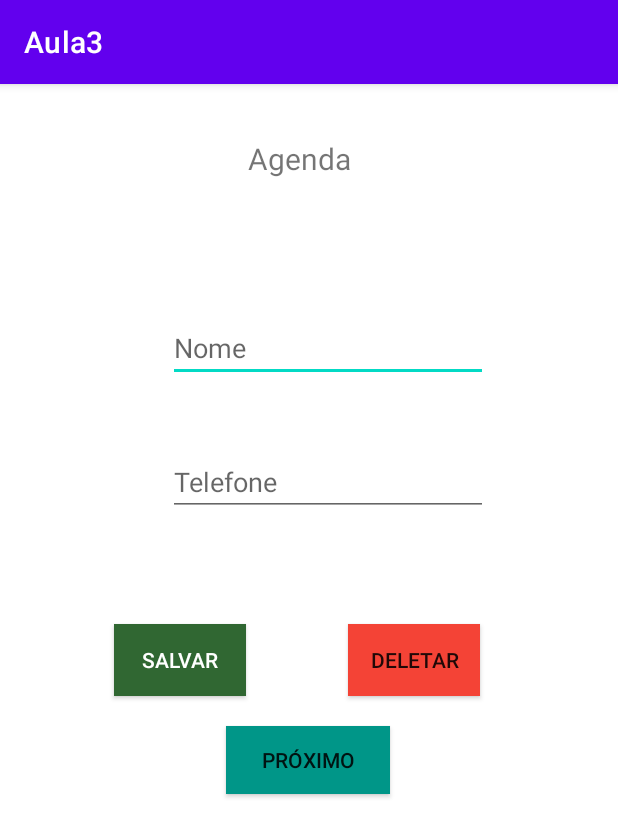
After one commit to MYPayTefeAulas/exercicios-varlei0609, an Android app: the AgendaActivity screen opened directly, with no data from a screen before it, on a phone screen of 412 x 824 dp. The commit adds this screen. Shown: the top 837 px of the screen. Run offline under Robolectric (Android 15) with nearby library versions, the phone set to English and light mode, and no system bars.

Commit message:
Com agenda

```diff
--- a/Aula3/app/src/main/AndroidManifest.xml
+++ b/Aula3/app/src/main/AndroidManifest.xml
@@ -9,6 +9,12 @@
         android:roundIcon="@mipmap/ic_launcher_round"
         android:supportsRtl="true"
         android:theme="@style/Theme.Aula3">
+        <activity
+            android:name=".TestesActivity"
+            android:exported="true" />
+        <activity
+            android:name=".AgendaActivity"
+            android:exported="true" />
         <activity
             android:name=".DadosActivity"
             android:exported="true" />
--- a/Aula3/app/src/main/java/com/example/aula3/Dados.kt
+++ b/Aula3/app/src/main/java/com/example/aula3/Dados.kt
@@ -1,8 +1,8 @@
 package com.example.aula3
 
 class Dados(var numeroLados: Int) {
-    fun lancar(numeroLados: Int): String{
-        this.numeroLados = numeroLados
+
+    fun lancar(): String{
         val ladoSorteado =  (1..numeroLados).shuffled().first().toString()
         return ladoSorteado
         }
--- a/Aula3/app/src/main/java/com/example/aula3/DadosActivity.kt
+++ b/Aula3/app/src/main/java/com/example/aula3/DadosActivity.kt
@@ -68,9 +68,9 @@ class DadosActivity : AppCompatActivity() {//Início
         // ******************** Configurações do botão Sortear ************************
 
         biding.btSortear.setOnClickListener {
-            biding.txtSaidaDado1.text = dado1.lancar(dado1.numeroLados)// mostrando o primeiro valor do intervalo que vai de  1 até o número de lados do dado 1
-            biding.txtSaidaDado2.text = dado2.lancar(dado2.numeroLados)// mostrando o primeiro valor do intervalo que vai de  1 até o número de lados do dado 2
-            biding.txtSaidaDado3.text = dado3.lancar(dado3.numeroLados)// mostrando o primeiro valor do intervalo que vai de  1 até o número de lados do dado 3
+            biding.txtSaidaDado1.text = dado1.lancar()// mostrando o primeiro valor do intervalo que vai de  1 até o número de lados do dado 1
+            biding.txtSaidaDado2.text = dado2.lancar()// mostrando o primeiro valor do intervalo que vai de  1 até o número de lados do dado 2
+            biding.txtSaidaDado3.text = dado3.lancar()// mostrando o primeiro valor do intervalo que vai de  1 até o número de lados do dado 3
         }
 
         // ****************************************************************************
--- a/Aula3/app/src/main/java/com/example/aula3/Greeter3Activity.kt
+++ b/Aula3/app/src/main/java/com/example/aula3/Greeter3Activity.kt
@@ -33,7 +33,7 @@ class Greeter3Activity : AppCompatActivity() {
         }
         biding.imprimirProximoGreeter3.setOnClickListener {
             if(listaPessoa.size == 0){
-                biding.txtSaidaGreeter3.text = "Nehum dado foi salvo"
+                biding.txtSaidaGreeter3.text = "Nenhum dado foi salvo"
             }else
             {
                 val pessoaAtual = listaPessoa[indiceAtual]
--- a/Aula3/app/src/main/java/com/example/aula3/Pessoa.kt
+++ b/Aula3/app/src/main/java/com/example/aula3/Pessoa.kt
@@ -1,6 +1,18 @@
 package com.example.aula3
 
-class Pessoa(var nome: String, var idade: Int) {
+class Pessoa {
 
+    var nome = ""
+    var idade = 0
+    var contato: String = ""
+    constructor(nome: String,idade: Int)
+    {
+        this.nome = nome
+        this.idade = idade
+    }
+    constructor(nome: String, contato: String){
+        this.nome = nome
+        this.contato = contato
+    }
 
 }
--- /dev/null
+++ b/Aula3/app/src/main/res/layout/activity_agenda.xml
@@ -0,0 +1,90 @@
+<?xml version="1.0" encoding="utf-8"?>
+<androidx.constraintlayout.widget.ConstraintLayout xmlns:android="http://schemas.android.com/apk/res/android"
+    xmlns:app="http://schemas.android.com/apk/res-auto"
+    xmlns:tools="http://schemas.android.com/tools"
+    android:layout_width="match_parent"
+    android:layout_height="match_parent"
+    android:backgroundTint="#60FF00"
+    tools:context=".AgendaActivity">
+
+    <TextView
+        android:id="@+id/textView12"
+        android:layout_width="wrap_content"
+        android:layout_height="wrap_content"
+        android:layout_marginTop="36dp"
+        android:text="Agenda"
+        android:textSize="20sp"
+        app:layout_constraintEnd_toEndOf="parent"
+        app:layout_constraintHorizontal_bias="0.482"
+        app:layout_constraintStart_toStartOf="parent"
+        app:layout_constraintTop_toTopOf="parent" />
+
+    <EditText
+        android:id="@+id/txtEntradaNomeAgenda"
+        android:layout_width="wrap_content"
+        android:layout_height="wrap_content"
+        android:layout_marginStart="112dp"
+        android:layout_marginTop="24dp"
+        android:ems="10"
+        android:hint="Nome"
+        android:inputType="textPersonName"
+        app:layout_constraintStart_toStartOf="parent"
+        app:layout_constraintTop_toBottomOf="@+id/txtSaidaAgenda" />
+
+    <TextView
+        android:id="@+id/txtSaidaAgenda"
+        android:layout_width="200dp"
+        android:layout_height="22dp"
+        android:layout_marginTop="44dp"
+        app:layout_constraintEnd_toEndOf="parent"
+        app:layout_constraintHorizontal_bias="0.782"
+        app:layout_constraintStart_toStartOf="parent"
+        app:layout_constraintTop_toBottomOf="@+id/textView12" />
+
+    <EditText
+        android:id="@+id/txtEntradaTelefoneAgenda"
+        android:layout_width="wrap_content"
+        android:layout_height="wrap_content"
+        android:layout_marginTop="44dp"
+        android:ems="10"
+        android:hint="Telefone"
+        android:inputType="textPersonName"
+        app:layout_constraintStart_toStartOf="@+id/txtEntradaNomeAgenda"
+        app:layout_constraintTop_toBottomOf="@+id/txtEntradaNomeAgenda" />
+
+    <Button
+        android:id="@+id/btSalvarContato"
+        android:layout_width="wrap_content"
+        android:layout_height="wrap_content"
+        android:layout_marginStart="76dp"
+        android:layout_marginTop="72dp"
+        android:background="#306732"
+        android:text="Salvar"
+        android:textColor="#FFFFFF"
+        app:layout_constraintStart_toStartOf="parent"
+        app:layout_constraintTop_toBottomOf="@+id/txtEntradaTelefoneAgenda" />
+
+    <Button
+        android:id="@+id/btDeletar"
+        android:layout_width="wrap_content"
+        android:layout_height="wrap_content"
+        android:layout_marginStart="68dp"
+        android:background="#F44336"
+        android:text="Deletar"
+        app:layout_constraintBottom_toBottomOf="@+id/btSalvarContato"
+        app:layout_constraintStart_toEndOf="@+id/btSalvarContato"
+        app:layout_constraintTop_toTopOf="@+id/btSalvarContato"
+        app:layout_constraintVertical_bias="0.0" />
+
+    <Button
+        android:id="@+id/btProximoAgenda"
+        android:layout_width="109dp"
+        android:layout_height="45dp"
+        android:layout_marginTop="20dp"
+        android:background="#009688"
+        android:text="Próximo"
+        app:layout_constraintEnd_toEndOf="parent"
+        app:layout_constraintHorizontal_bias="0.498"
+        app:layout_constraintStart_toStartOf="parent"
+        app:layout_constraintTop_toBottomOf="@+id/btDeletar" />
+</androidx.constraintlayout.widget.ConstraintLayout>
--- a/Aula3/app/src/main/res/values/colors.xml
+++ b/Aula3/app/src/main/res/values/colors.xml
@@ -7,4 +7,6 @@
     <color name="teal_700">#FF018786</color>
     <color name="black">#FF000000</color>
     <color name="white">#FFFFFFFF</color>
+    <color name="red">#FF0000</color>
+    <color name="green"> #008000</color>
 </resources>
```
Also changed, not shown: Aula3/app/src/main/java/com/example/aula3/Agenda.kt (added, +44 -0 lines), Aula3/app/src/main/java/com/example/aula3/AgendaActivity.kt (added, +94 -0 lines), Aula3/app/src/main/java/com/example/aula3/TestesActivity.kt (added, +18 -0 lines), Aula3/app/src/main/res/layout/activity_testes.xml (added, +16 -0 lines), Aula3/app/src/main/res/values/Style.xml (added, +7 -0 lines).
